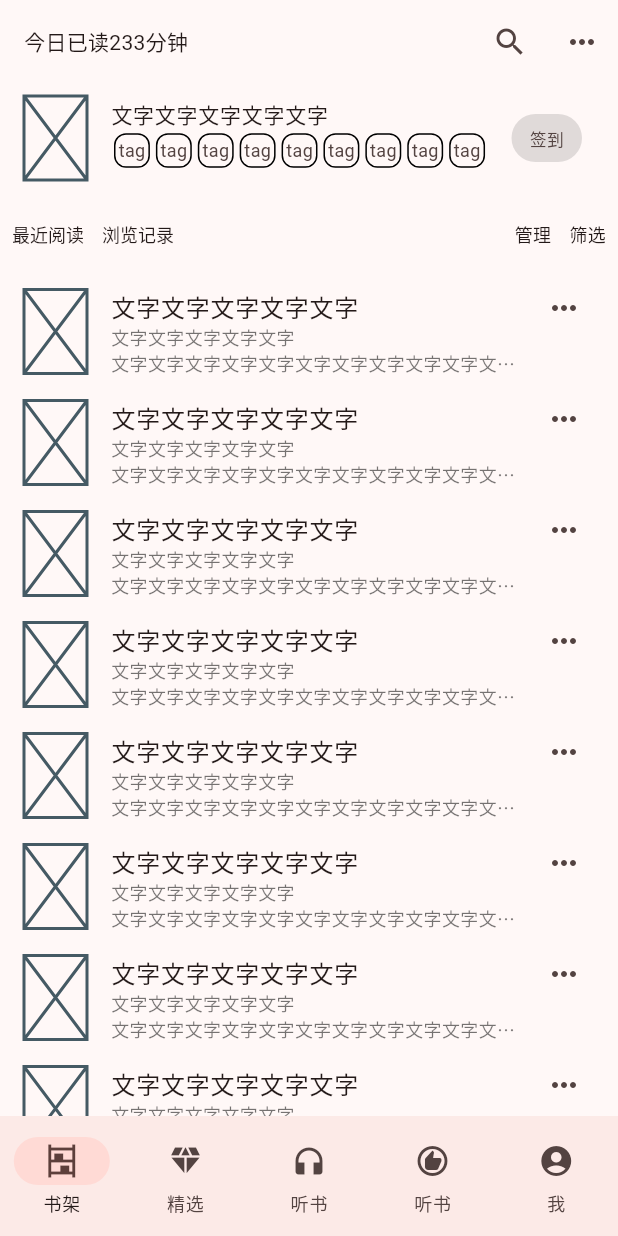
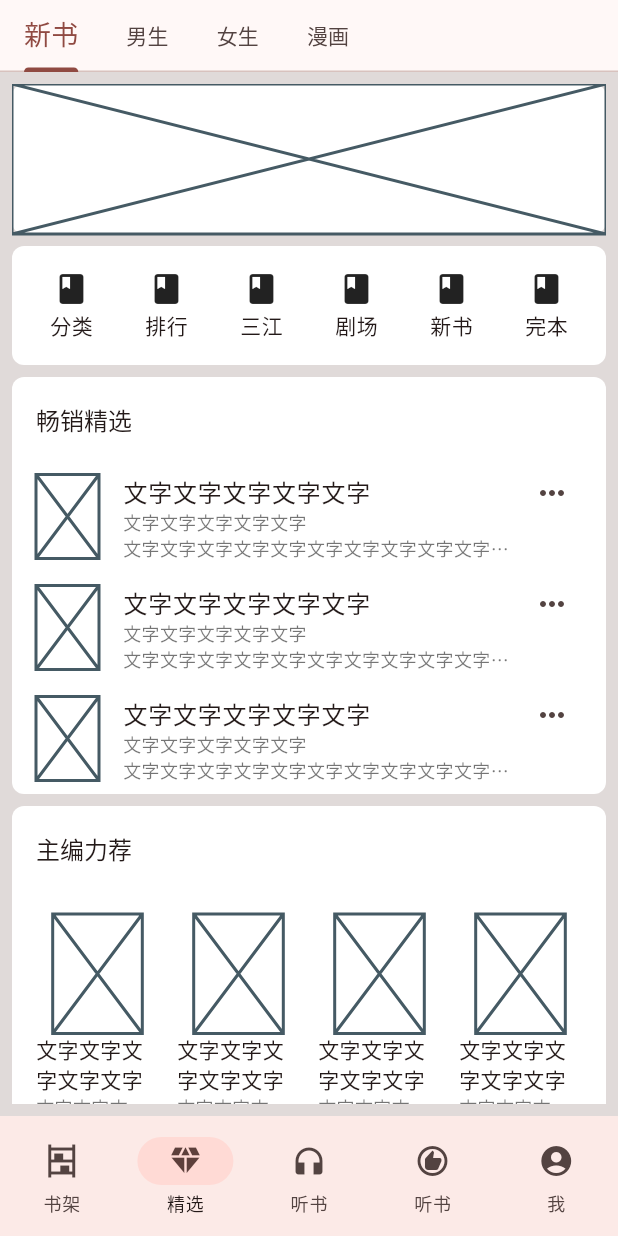
Before and after one commit to eirueirufu/qidian, a Flutter app: the screen it shows after launch, on a phone screen of 412 x 824 dp. Run offline on Flutter 3.47's test engine with Material 3 defaults, Android fonts, the light colour scheme and no system bars.

Commit message:
feat: init recommend page

```diff
--- a/lib/app/app.dart
+++ b/lib/app/app.dart
@@ -1,4 +1,5 @@
 import 'package:flutter/material.dart';
+import 'package:qidian/recommend/recommend.dart';
 import 'package:qidian/shelf/shelf.dart';
 
 class App extends StatefulWidget {
@@ -9,19 +10,16 @@ class App extends StatefulWidget {
 }
 
 class AppState extends State<App> with SingleTickerProviderStateMixin {
-  late final TabController _tabController;
-  int selectedIndex = 0;
+  int selectedIndex = 1;
 
   @override
   void initState() {
     super.initState();
-    _tabController = TabController(length: 5, vsync: this);
   }
 
   @override
   void dispose() {
     super.dispose();
-    _tabController.dispose();
   }
 
   @override
@@ -34,7 +32,10 @@ class AppState extends State<App> with SingleTickerProviderStateMixin {
       ),
       home: Scaffold(
           body: SafeArea(
-            child: Shelf(),
+            child: IndexedStack(
+              index: selectedIndex,
+              children: [Shelf(), Recommend()],
+            ),
           ),
           bottomNavigationBar: NavigationBar(
               selectedIndex: selectedIndex,
--- /dev/null
+++ b/lib/recommend/recommend.dart
@@ -0,0 +1,259 @@
+import 'package:flutter/material.dart';
+import 'package:flutter/rendering.dart';
+
+class Recommend extends StatefulWidget {
+  const Recommend({super.key});
+
+  @override
+  State<StatefulWidget> createState() => RecommentState();
+}
+
+class RecommentState extends State<Recommend> {
+  @override
+  Widget build(BuildContext context) {
+    return DefaultTabController(
+        length: 4,
+        child: Scaffold(
+          appBar: TabBar(
+              tabAlignment: TabAlignment.start,
+              isScrollable: true,
+              labelStyle: TextStyle(fontSize: 18),
+              unselectedLabelStyle: TextStyle(fontSize: 14),
+              tabs: [
+                Tab(
+                  text: "新书",
+                ),
+                Tab(
+                  text: "男生",
+                ),
+                Tab(
+                  text: "女生",
+                ),
+                Tab(
+                  text: "漫画",
+                ),
+              ]),
+          body: TabBarView(children: [
+            Container(
+              color: Colors.black12,
+              padding: EdgeInsets.all(8),
+              child: CustomScrollView(
+                slivers: [
+                  DecoratedSliver(
+                    decoration: BoxDecoration(
+                      color: Colors.white,
+                      borderRadius: BorderRadius.circular(8),
+                    ),
+                    sliver: SliverToBoxAdapter(
+                      child: Container(
+                        height: 100,
+                        decoration: BoxDecoration(
+                            borderRadius: BorderRadius.circular(8)),
+                        child: Placeholder(),
+                      ),
+                    ),
+                  ),
+                  SliverToBoxAdapter(
+                    child: SizedBox(
+                      height: 8,
+                    ),
+                  ),
+                  DecoratedSliver(
+                      decoration: BoxDecoration(
+                        color: Colors.white,
+                        borderRadius: BorderRadius.circular(8),
+                      ),
+                      sliver: SliverPadding(
+                        padding: EdgeInsets.all(8),
+                        sliver: SliverGrid.count(
+                          crossAxisCount: 6,
+                          children: [
+                            Tab(
+                              text: "分类",
+                              icon: Icon(Icons.book),
+                            ),
+                            Tab(
+                              text: "排行",
+                              icon: Icon(Icons.book),
+                            ),
+                            Tab(
+                              text: "三江",
+                              icon: Icon(Icons.book),
+                            ),
+                            Tab(
+                              text: "剧场",
+                              icon: Icon(Icons.book),
+                            ),
+                            Tab(
+                              text: "新书",
+                              icon: Icon(Icons.book),
+                            ),
+                            Tab(
+                              text: "完本",
+                              icon: Icon(Icons.book),
+                            )
+                          ],
+                        ),
+                      )),
+                  SliverToBoxAdapter(
+                    child: SizedBox(
+                      height: 8,
+                    ),
+                  ),
+                  DecoratedSliver(
+                    decoration: BoxDecoration(
+                      color: Colors.white,
+                      borderRadius: BorderRadius.circular(8),
+                    ),
+                    sliver: SliverMainAxisGroup(slivers: [
+                      SliverAppBar(
+                        backgroundColor: Colors.transparent,
+                        title: Text(
+                          "畅销精选",
+                          style: TextStyle(fontSize: 16),
+                        ),
+                      ),
+                      SliverList.builder(
+                          itemCount: 3,
+                          itemBuilder: (context, index) {
+                            return ListTile(
+                              leading: AspectRatio(
+                                  aspectRatio: 3 / 4, child: Placeholder()),
+                              title: Text(
+                                "文字文字文字文字文字",
+                                style: TextStyle(fontSize: 16),
+                                overflow: TextOverflow.ellipsis,
+                              ),
+                              subtitle: Column(
+                                crossAxisAlignment: CrossAxisAlignment.start,
+                                children: [
+                                  Text(
+                                    "文字文字文字文字文字",
+                                    style: TextStyle(
+                                        fontSize: 12, color: Colors.black54),
+                                    overflow: TextOverflow.ellipsis,
+                                  ),
+                                  Text(
+                                    "文字文字文字文字文字文字文字文字文字文字文字文字文字文字文字文字文字文字文字文字",
+                                    style: TextStyle(
+                                        fontSize: 12, color: Colors.black54),
+                                    overflow: TextOverflow.ellipsis,
+                                  ),
+                                ],
+                              ),
+                              trailing: Column(
+                                children: [Icon(Icons.more_horiz)],
+                              ),
+                            );
+                          })
+                    ]),
+                  ),
+                  SliverToBoxAdapter(
+                    child: SizedBox(
+                      height: 8,
+                    ),
+                  ),
+                  DecoratedSliver(
+                    decoration: BoxDecoration(
+                        color: Colors.white,
+                        borderRadius: BorderRadius.circular(8)),
+                    sliver: SliverMainAxisGroup(slivers: [
+                      SliverAppBar(
+                        backgroundColor: Colors.transparent,
+                        title: Text(
+                          "主编力荐",
+                          style: TextStyle(fontSize: 16),
+                        ),
+                      ),
+                      SliverPadding(
+                        padding: EdgeInsets.all(16),
+                        sliver: SliverGrid.count(
+                            crossAxisSpacing: 12,
+                            crossAxisCount: 4,
+                            childAspectRatio: 3 / 5,
+                            children: List<Widget>.generate(4, (index) {
+                              return Column(children: [
+                                Expanded(
+                                  child: AspectRatio(
+                                      aspectRatio: 3 / 4, child: Placeholder()),
+                                ),
+                                Text(
+                                  "文字文字文字文字文字",
+                                  maxLines: 2,
+                                  style: TextStyle(fontSize: 14),
+                                  overflow: TextOverflow.ellipsis,
+                                ),
+                                Text(
+                                  "文字文字文字文字文字",
+                                  style: TextStyle(
+                                      fontSize: 12, color: Colors.black54),
+                                  overflow: TextOverflow.ellipsis,
+                                )
+                              ]);
+                            })),
+                      )
+                    ]),
+                  ),
+                  SliverToBoxAdapter(
+                    child: SizedBox(
+                      height: 8,
+                    ),
+                  ),
+                  DecoratedSliver(
+                    decoration: BoxDecoration(
+                      color: Colors.white,
+                      borderRadius: BorderRadius.circular(8),
+                    ),
+                    sliver: SliverMainAxisGroup(slivers: [
+                      SliverAppBar(
+                        backgroundColor: Colors.transparent,
+                        title: Text(
+                          "新书强推",
+                          style: TextStyle(fontSize: 16),
+                        ),
+                      ),
+                      SliverList.builder(
+                          itemCount: 3,
+                          itemBuilder: (context, index) {
+                            return ListTile(
+                              leading: AspectRatio(
+                                  aspectRatio: 3 / 4, child: Placeholder()),
+                              title: Text(
+                                "文字文字文字文字文字",
+                                style: TextStyle(fontSize: 16),
+                                overflow: TextOverflow.ellipsis,
+                              ),
+                              subtitle: Column(
+                                crossAxisAlignment: CrossAxisAlignment.start,
+                                children: [
+                                  Text(
+                                    "文字文字文字文字文字",
+                                    style: TextStyle(
+                                        fontSize: 12, color: Colors.black54),
+                                    overflow: TextOverflow.ellipsis,
+                                  ),
+                                  Text(
+                                    "文字文字文字文字文字文字文字文字文字文字文字文字文字文字文字文字文字文字文字文字",
+                                    style: TextStyle(
+                                        fontSize: 12, color: Colors.black54),
+                                    overflow: TextOverflow.ellipsis,
+                                  ),
+                                ],
+                              ),
+                              trailing: Column(
+                                children: [Icon(Icons.more_horiz)],
+                              ),
+                            );
+                          })
+                    ]),
+                  )
+                ],
+              ),
+            ),
+            Text("todo"),
+            Text("todo"),
+            Text("todo"),
+          ]),
+        ));
+  }
+}
```
